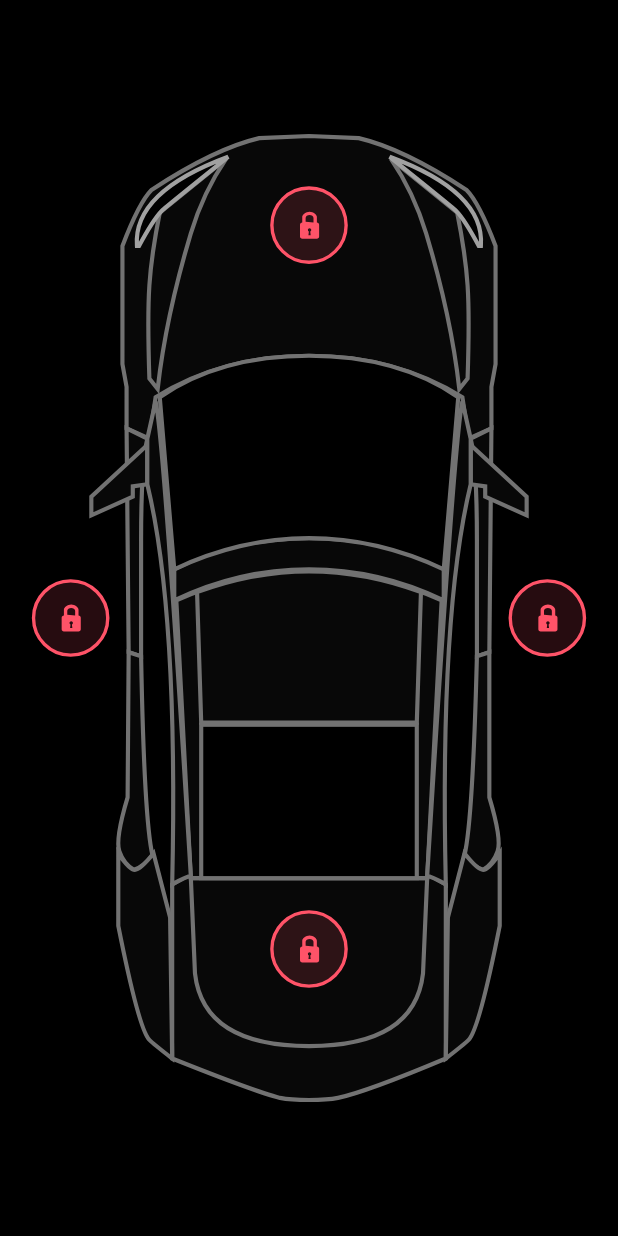
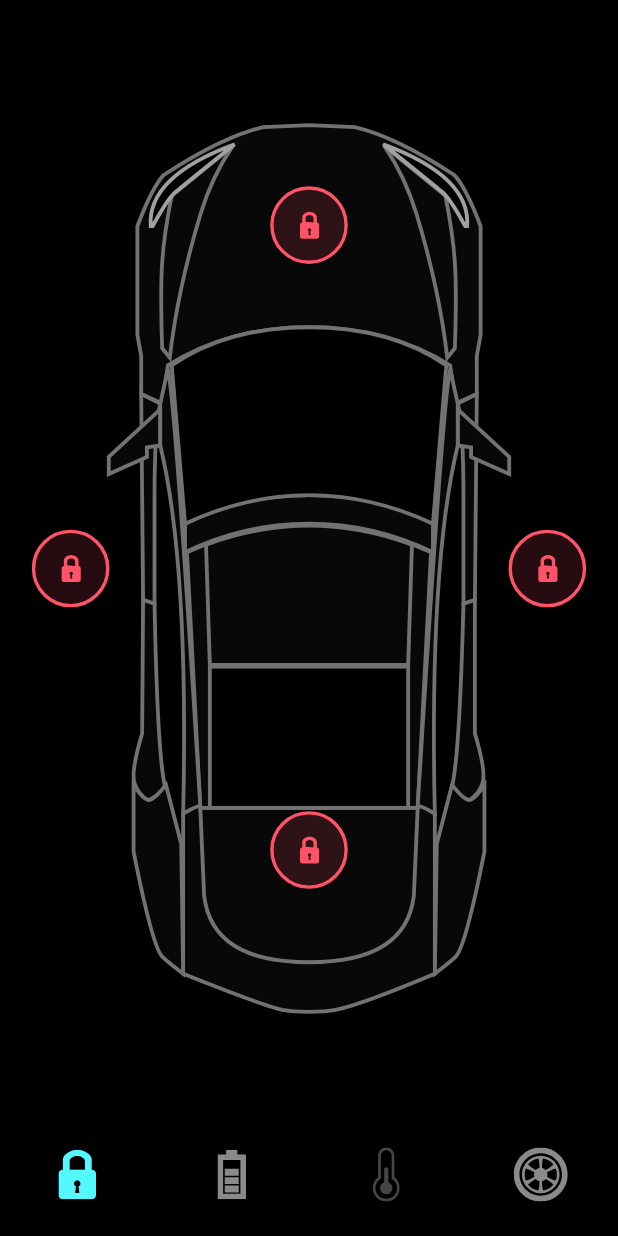
Before and after one commit to nonsinat/Tesla-Application-Flutter, a Flutter app: the screen it shows after launch, on a phone screen of 412 x 824 dp. Run offline on Flutter 3.47's test engine with Material 2 defaults, Android fonts, the phone set to English and light mode, and no system bars; our stand-ins replace flutter_svg.

Commit message:
Tesla Bottom Navigation bar

```diff
--- /dev/null
+++ b/lib/components.dart/TeslaBottomNavigationBar.dart
@@ -0,0 +1,40 @@
+import 'package:flutter/material.dart';
+import 'package:flutter_svg/flutter_svg.dart';
+import 'package:tesla_animation_flutter/constrant.dart';
+
+List<String> navIconsSrc = [
+  "assets/icons/Lock.svg",
+  "assets/icons/Charge.svg",
+  "assets/icons/Temp.svg",
+  "assets/icons/Tyre.svg",
+];
+
+class TeslaBottomNavigationBar extends StatelessWidget {
+  TeslaBottomNavigationBar({
+    Key? key,
+    required this.selectedTab,
+    required this.onTap,
+  }) : super(key: key);
+  final int selectedTab;
+  final ValueChanged<int> onTap;
+
+  @override
+  Widget build(BuildContext context) {
+    return BottomNavigationBar(
+      onTap: onTap,
+      currentIndex: selectedTab,
+      backgroundColor: Colors.black,
+      type: BottomNavigationBarType.fixed,
+      items: List.generate(
+        navIconsSrc.length,
+        (index) => BottomNavigationBarItem(
+          icon: SvgPicture.asset(
+            navIconsSrc[index],
+            color: index == selectedTab ? primaryColor : Colors.white54,
+          ),
+          label: "",
+        ),
+      ),
+    );
+  }
+}
--- a/lib/screens/home_screen.dart
+++ b/lib/screens/home_screen.dart
@@ -1,6 +1,8 @@
 import 'package:flutter/material.dart';
 import 'package:flutter_svg/flutter_svg.dart';
+
 import 'package:tesla_animation_flutter/components.dart/DoorLock.dart';
+import 'package:tesla_animation_flutter/components.dart/TeslaBottomNavigationBar.dart';
 
 import 'package:tesla_animation_flutter/screens/home_controller.dart';
 
@@ -13,12 +15,22 @@
 
 class _MyHomePageState extends State<MyHomePage> {
   final HomeController _homeController = HomeController();
+  int currentIndex = 0;
   @override
   Widget build(BuildContext context) {
     return AnimatedBuilder(
         animation: _homeController,
         builder: (context, snapshot) {
           return Scaffold(
+            bottomNavigationBar: TeslaBottomNavigationBar(
+              onTap: (int value) {
+                setState(() {
+                  currentIndex = value;
+                  print(currentIndex);
+                });
+              },
+              selectedTab: currentIndex,
+            ),
             body: SafeArea(
               child: LayoutBuilder(
                 builder: (context, constrains) {
```
